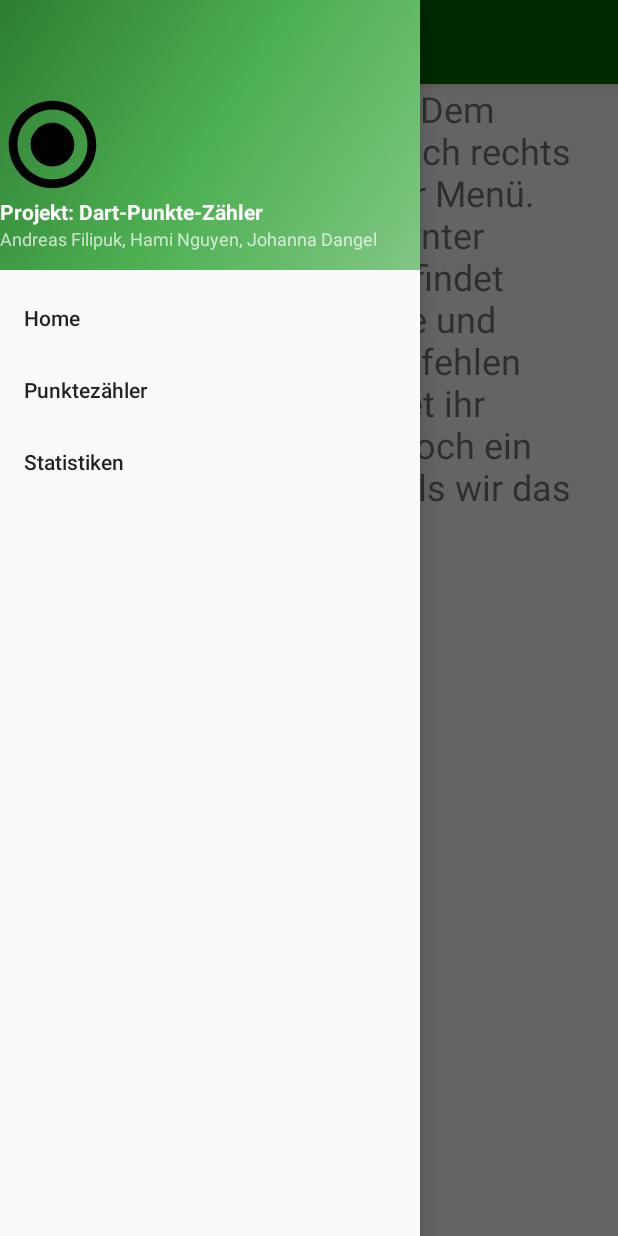
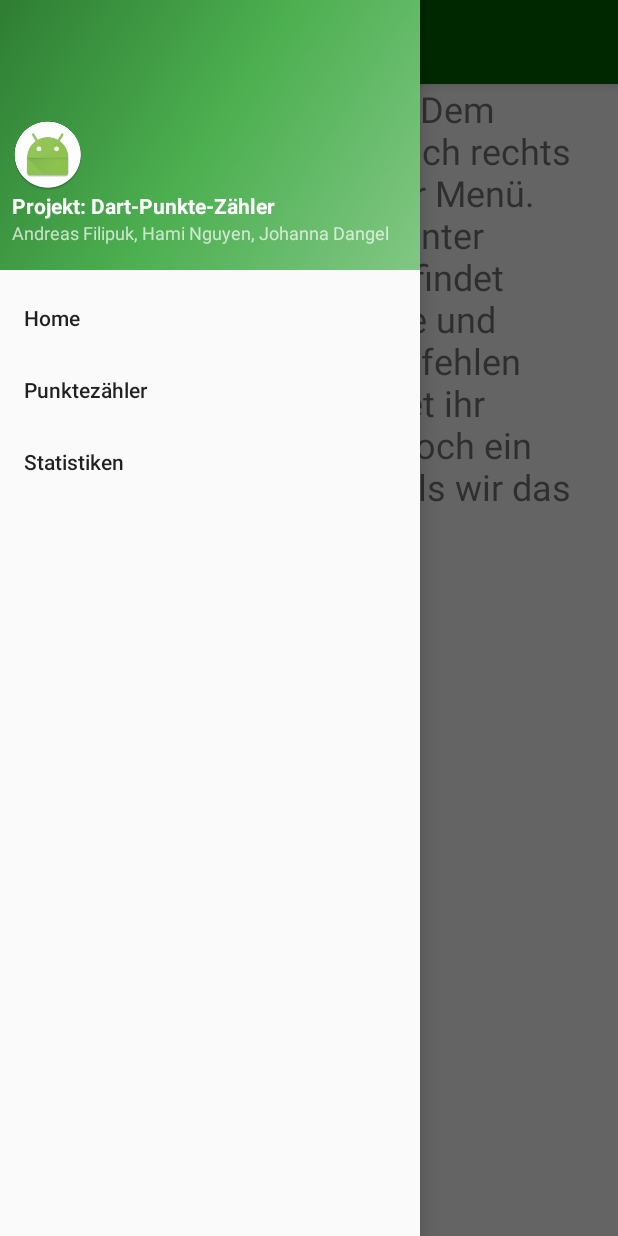
Before and after one commit to AndyGettingAn/DartPointCounter, an Android app: the screen it shows after launch (MainActivity), with the side drawer open, on a phone screen of 412 x 824 dp. Run offline under Robolectric (Android 15) with nearby library versions, the phone set to English and light mode, and no system bars.

Commit message:
Verbesserte Codequalität

```diff
--- a/app/src/main/res/drawable/ic_logo.xml
+++ /dev/null
@@ -1,9 +0,0 @@
-<vector xmlns:android="http://schemas.android.com/apk/res/android"
-        android:width="70dp"
-        android:height="70dp"
-        android:viewportWidth="24.0"
-        android:viewportHeight="24.0">
-    <path
-        android:fillColor="#FF000000"
-        android:pathData="M12,7c-2.76,0 -5,2.24 -5,5s2.24,5 5,5 5,-2.24 5,-5 -2.24,-5 -5,-5zM12,2C6.48,2 2,6.48 2,12s4.48,10 10,10 10,-4.48 10,-10S17.52,2 12,2zM12,20c-4.42,0 -8,-3.58 -8,-8s3.58,-8 8,-8 8,3.58 8,8 -3.58,8 -8,8z"/>
-</vector>
--- a/app/src/main/res/layout/activity_main.xml
+++ b/app/src/main/res/layout/activity_main.xml
@@ -22,5 +22,4 @@
         app:headerLayout="@layout/nav_header_main"
         app:menu="@menu/activity_main_drawer"/>
 
-
 </android.support.v4.widget.DrawerLayout>
--- a/app/src/main/res/layout/nav_header_main.xml
+++ b/app/src/main/res/layout/nav_header_main.xml
@@ -13,23 +13,26 @@
         android:id="@+id/imageView"
         android:layout_width="wrap_content"
         android:layout_height="wrap_content"
-        app:srcCompat="@drawable/ic_logo" />
+        app:srcCompat="@mipmap/ic_launcher_round"
+        android:layout_marginLeft="@dimen/margin_small"/>
 
     <TextView
         android:id="@+id/textView2"
         android:layout_width="match_parent"
         android:layout_height="wrap_content"
-        android:text="Projekt: Dart-Punkte-Zähler"
+        android:text="@string/projekt_name"
         android:textAppearance="@style/TextAppearance.AppCompat.Body1"
         android:textSize="14sp"
-        android:textStyle="bold" />
+        android:textStyle="bold"
+        android:layout_marginLeft="@dimen/margin_small"/>
 
     <TextView
         android:id="@+id/textView"
         android:layout_width="match_parent"
         android:layout_height="wrap_content"
-        android:text="Andreas Filipuk, Hami Nguyen, Johanna Dangel"
+        android:text="@string/team_members"
         android:textSize="12sp"
-        android:layout_weight="0.18" />
+        android:layout_weight="0.18"
+        android:layout_marginLeft="@dimen/margin_small"/>
 
 </LinearLayout>
--- a/app/src/main/res/menu/activity_main_drawer.xml
+++ b/app/src/main/res/menu/activity_main_drawer.xml
@@ -1,17 +1,18 @@
 <?xml version="1.0" encoding="utf-8"?>
 <menu xmlns:android="http://schemas.android.com/apk/res/android">
 
-    <group android:checkableBehavior="single">
+    <!--<group android:checkableBehavior="single">-->
             <item
                 android:id="@+id/nav_home"
-                android:title="Home" />
+                android:title="@string/menu_home" />
+
             <item
                 android:id="@+id/nav_counter"
-                android:title="Punktezähler" />
+                android:title="@string/menu_pointcounter" />
             <item
                 android:id="@+id/nav_statistic"
-                android:title="Statistiken" />
-    </group>
+                android:title="@string/menu_statistic" />
+   <!-- </group>-->
 
 
 </menu>
--- a/app/src/main/res/menu/main.xml
+++ b/app/src/main/res/menu/main.xml
@@ -5,5 +5,5 @@
         android:id="@+id/action_settings"
         android:orderInCategory="100"
         android:title="@string/action_settings"
-        app:showAsAction="never" />
+        app:showAsAction="never"/>
 </menu>
--- a/app/src/main/res/values/strings.xml
+++ b/app/src/main/res/values/strings.xml
@@ -3,8 +3,19 @@
 
     <string name="navigation_drawer_open">Open navigation drawer</string>
     <string name="navigation_drawer_close">Close navigation drawer</string>
+    <string name="action_settings">Settings</string>
+    <string name="menu_home">Home</string>
+    <string name="menu_statistic">Statistiken</string>
+    <string name="menu_pointcounter">Punktezähler</string>
+    <string name="team_members">Andreas Filipuk, Hami Nguyen, Johanna Dangel</string>
+    <string name="projekt_name">Projekt: Dart-Punkte-Zähler</string>
+    <string name="average">Durchschnitt:</string>
+    <string name="sets">Stets: </string>
+    <string name="game_stand">Spielstand</string>
+    <string name="player_name">Spielername</string>
+    <string name="darts_text">Der Spieler hat geworfen:</string>
+    <string name="player_win">Herzlichen Glückwunsch! Sie haben das Spiel gewonnen!</string>
 
-    <string name="action_settings">Settings</string>
 
 
 </resources>
```
Also changed, not shown: app/src/main/res/layout/activity_dartboard.xml (+0 -10 lines), app/src/main/res/layout/activity_game_end.xml (+4 -3 lines), app/src/main/res/layout/activity_points_counter.xml (+11 -19 lines).
